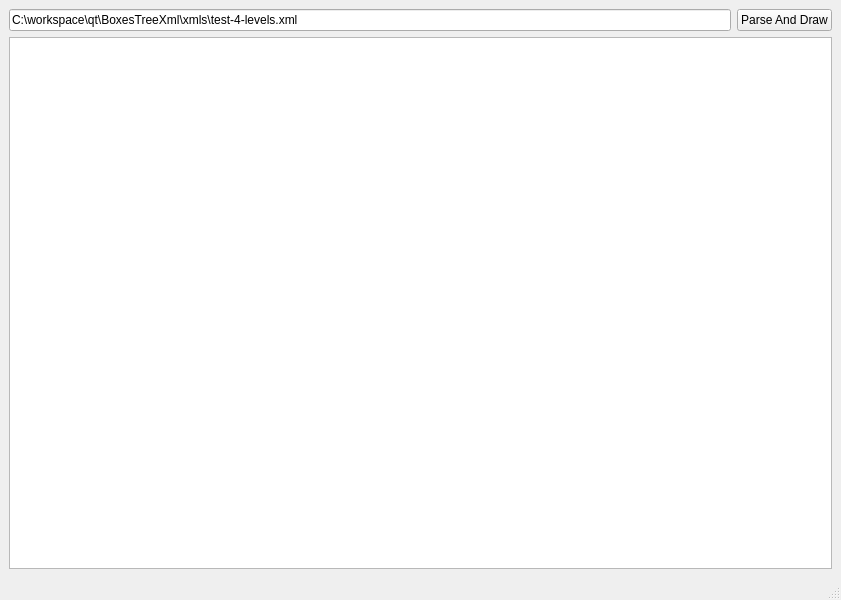
Before: the Qt Designer form MainWindow.ui in kipitix/BoxesTreeXml, drawn with Qt 5.
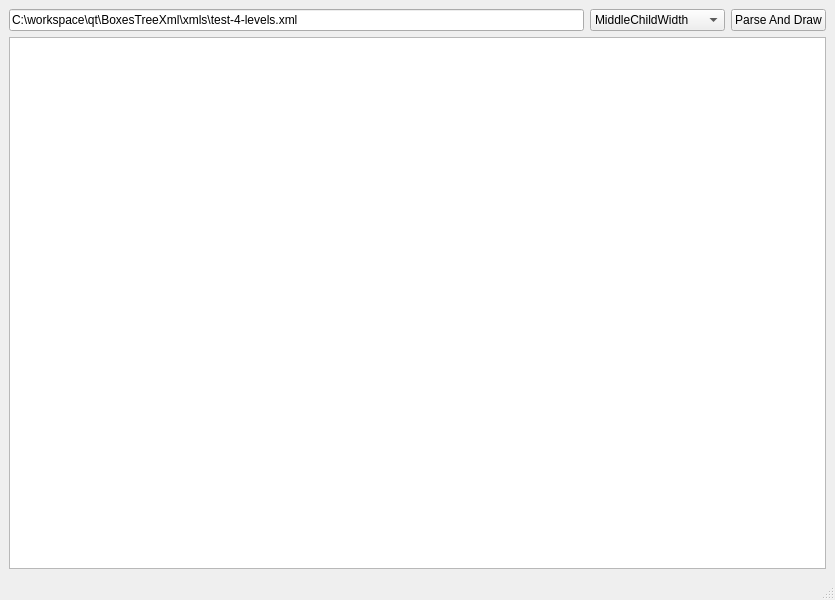
After: the same form once the commit is applied.

Commit message: add different parent position options

```diff
--- a/MainWindow.ui
+++ b/MainWindow.ui
@@ -6,7 +6,7 @@
    <rect>
     <x>0</x>
     <y>0</y>
-    <width>841</width>
+    <width>835</width>
     <height>600</height>
    </rect>
   </property>
@@ -24,6 +24,23 @@
         </property>
        </widget>
       </item>
+      <item>
+       <widget class="QComboBox" name="comboBoxParentPosition">
+        <property name="sizeAdjustPolicy">
+         <enum>QComboBox::AdjustToContents</enum>
+        </property>
+        <item>
+         <property name="text">
+          <string>MiddleChildWidth</string>
+         </property>
+        </item>
+        <item>
+         <property name="text">
+          <string>AverageChildWidth</string>
+         </property>
+        </item>
+       </widget>
+      </item>
       <item>
        <widget class="QPushButton" name="pushButtonParseAndDraw">
         <property name="text">
```
Left out of the diff: 2 changed lines with no effect on the pictures. The commit also changes 7 other files.
